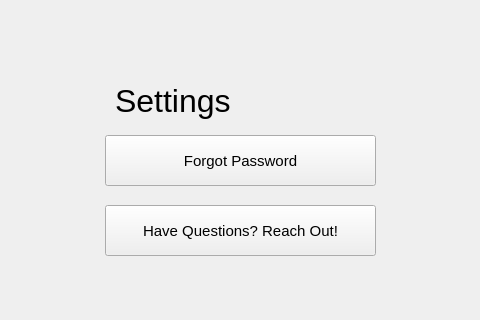
Qt form MicroManage/settingsform.ui (greg-maceachern12/MicroManage) before a commit; both pictures show x 185 to 665 and y 85 to 405 of the 829 by 590 pixel window.
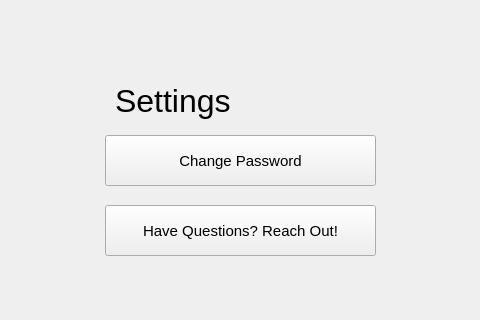
The same form after that commit.

Commit message: Changed 'Forgot Password' to 'Change Password' in Settings, so it makes more sense.

The edit to the form file:
```diff
--- a/MicroManage/settingsform.ui
+++ b/MicroManage/settingsform.ui
@@ -44,7 +44,7 @@
 font-size: 15px;</string>
    </property>
    <property name="text">
-    <string>Forgot Password</string>
+    <string>Change Password</string>
    </property>
   </widget>
   <widget class="QToolButton" name="menuButton">
```
Left out of the diff: 4 changed lines with no effect on the pictures. The commit also changes 3 other files.
